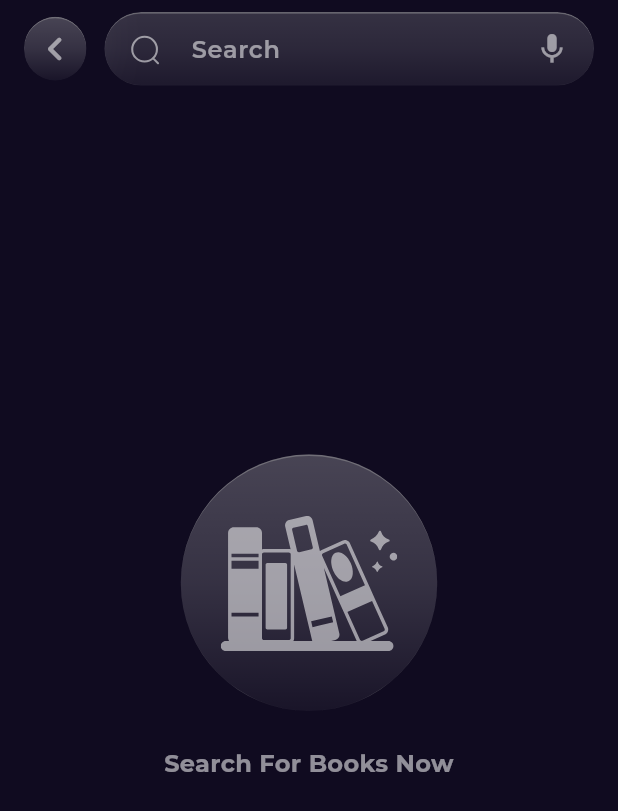
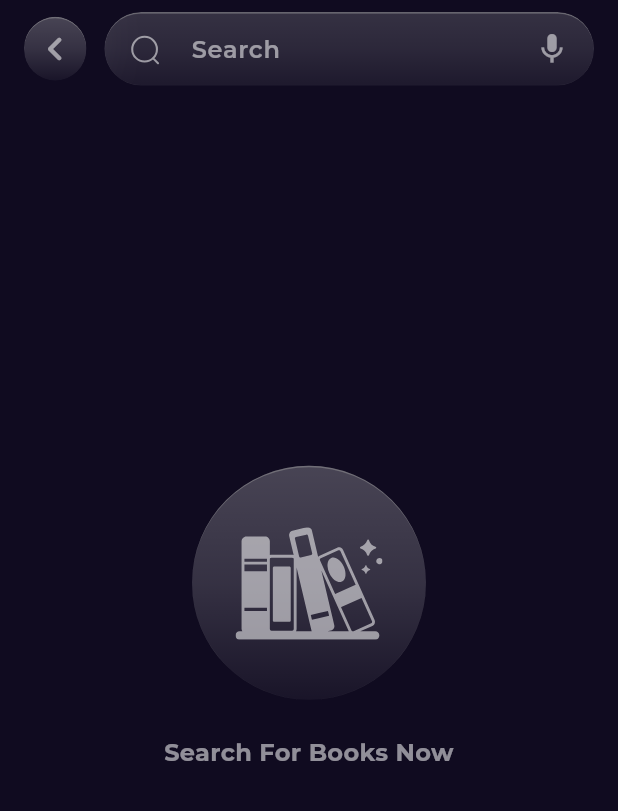
Before and after one commit to mohamedtaha910/bookly_app, a Flutter app: the screen it shows after launch, after a tap on an icon or button, on a phone screen of 412 x 824 dp. Shown: the top 811 px of the screen. Run offline on Flutter 3.47's test engine with Material 3 defaults, Android fonts, the phone set to English and light mode, and no system bars; our stand-ins replace cached_network_image, carousel_slider, dartz, dio, equatable, flutter_bloc and 7 more; accounts and stored records are empty; network calls fail.

Commit message:
edit custom error widget

```diff
--- a/lib/Features/search/presentation/views/widgets/search_page_body.dart
+++ b/lib/Features/search/presentation/views/widgets/search_page_body.dart
@@ -74,7 +74,7 @@ class SearchPageBody extends StatelessWidget {
                           ),
                         )
                       : SizedBox.shrink(),
-                  SizedBox(width: 12),
+                  isBack ? SizedBox(width: 12) : SizedBox.shrink(),
                   Expanded(
                     child: CustomSerchBar(
                       onChanged: (value) {
@@ -100,7 +100,10 @@ class SearchPageBody extends StatelessWidget {
                   return StartSearch();
                 }
                 if (state is SearchBooksError) {
-                  return CustomErrorWidget(errorMessage: state.errorMessage);
+                  return CustomErrorWidget(
+                    errorMessage: state.errorMessage,
+                    iconSize: 60,
+                  );
                 }
                 if (state is SearchBooksSuccess) {
                   List<BookModel> books = state.books;
@@ -146,6 +149,8 @@ class SearchPageBody extends StatelessWidget {
                 }
               },
             ),
+
+            // shadow
             Positioned(
               top: 0,
               right: 0,
--- a/lib/Features/search/presentation/views/widgets/start_search.dart
+++ b/lib/Features/search/presentation/views/widgets/start_search.dart
@@ -32,7 +32,7 @@ class StartSearch extends StatelessWidget {
             ),
             child: SvgPicture.asset(
               'assets/icons/icon.svg',
-              height: 90,
+              height: 75,
               // color: Colors.pink.withAlpha(50),
               color: Colors.white54,
             ),
--- a/lib/core/widgets/custom_error_widget.dart
+++ b/lib/core/widgets/custom_error_widget.dart
@@ -23,9 +23,9 @@ class CustomErrorWidget extends StatelessWidget {
               // color: Colors.white10,
               gradient: LinearGradient(
                 colors: [
-                  Colors.pink.withAlpha(100),
-                  Colors.pink.withAlpha(50),
-                  Colors.pink.withAlpha(30),
+                  Colors.pink.withAlpha(80),
+                  Colors.pink.withAlpha(40),
+                  Colors.pink.withAlpha(20),
                 ],
                 begin: AlignmentGeometry.topCenter,
                 end: AlignmentGeometry.bottomCenter,
```
